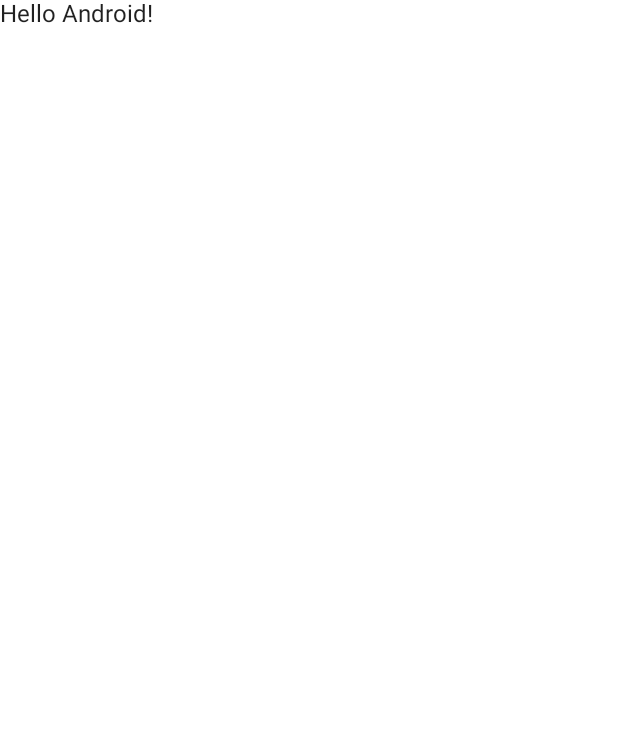
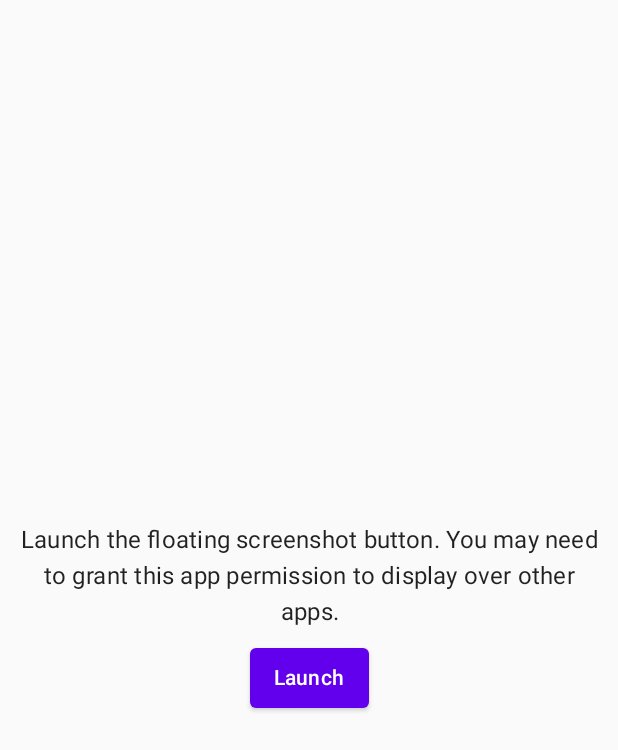
Before and after one commit to alvindizon/FloatingCamera, an Android app built with Jetpack Compose: the screen it shows after launch (MainActivity), on a phone screen of 412 x 824 dp. Before the commit the part shown is almost empty. Shown: the top 750 px of the screen. Run offline under Robolectric (Android 15) with nearby library versions, the phone set to English and light mode, and no system bars.

Commit message:
Add initial screen for launching floating camera
Signed-off-by: Alvin Dizon <alvin.dizon91@gmail.com>

```diff
--- a/app/src/main/AndroidManifest.xml
+++ b/app/src/main/AndroidManifest.xml
@@ -2,6 +2,8 @@
 <manifest xmlns:android="http://schemas.android.com/apk/res/android"
     xmlns:tools="http://schemas.android.com/tools"
     package="com.alvindizon.floatingcamera">
+
+    <uses-permission android:name="android.permission.SYSTEM_ALERT_WINDOW" />
 
     <application
         android:allowBackup="false"
--- a/app/src/main/java/com/alvindizon/floatingcamera/MainActivity.kt
+++ b/app/src/main/java/com/alvindizon/floatingcamera/MainActivity.kt
@@ -3,13 +3,7 @@ package com.alvindizon.floatingcamera
 import android.os.Bundle
 import androidx.activity.ComponentActivity
 import androidx.activity.compose.setContent
-import androidx.compose.foundation.layout.fillMaxSize
-import androidx.compose.material.MaterialTheme
-import androidx.compose.material.Surface
-import androidx.compose.material.Text
-import androidx.compose.runtime.Composable
-import androidx.compose.ui.Modifier
-import androidx.compose.ui.tooling.preview.Preview
+import com.alvindizon.floatingcamera.features.floatingwidget.screens.InitialScreen
 import com.alvindizon.floatingcamera.ui.theme.FloatingCameraTheme
 
 class MainActivity : ComponentActivity() {
@@ -17,27 +11,8 @@ class MainActivity : ComponentActivity() {
         super.onCreate(savedInstanceState)
         setContent {
             FloatingCameraTheme {
-                // A surface container using the 'background' color from the theme
-                Surface(
-                    modifier = Modifier.fillMaxSize(),
-                    color = MaterialTheme.colors.background
-                ) {
-                    Greeting("Android")
-                }
+                InitialScreen()
             }
         }
     }
 }
-
-@Composable
-fun Greeting(name: String) {
-    Text(text = "Hello $name!")
-}
-
-@Preview(showBackground = true)
-@Composable
-fun DefaultPreview() {
-    FloatingCameraTheme {
-        Greeting("Android")
-    }
-}
--- /dev/null
+++ b/app/src/main/java/com/alvindizon/floatingcamera/features/floatingwidget/screens/InitialScreen.kt
@@ -0,0 +1,104 @@
+package com.alvindizon.floatingcamera.features.floatingwidget.screens
+
+import android.content.Intent
+import android.net.Uri
+import android.provider.Settings
+import androidx.compose.foundation.layout.Arrangement
+import androidx.compose.foundation.layout.Box
+import androidx.compose.foundation.layout.Column
+import androidx.compose.foundation.layout.Spacer
+import androidx.compose.foundation.layout.fillMaxSize
+import androidx.compose.foundation.layout.height
+import androidx.compose.foundation.layout.padding
+import androidx.compose.material.AlertDialog
+import androidx.compose.material.Button
+import androidx.compose.material.MaterialTheme
+import androidx.compose.material.Text
+import androidx.compose.material.TextButton
+import androidx.compose.runtime.Composable
+import androidx.compose.runtime.mutableStateOf
+import androidx.compose.runtime.saveable.rememberSaveable
+import androidx.compose.ui.Alignment
+import androidx.compose.ui.Modifier
+import androidx.compose.ui.platform.LocalContext
+import androidx.compose.ui.res.stringResource
+import androidx.compose.ui.text.style.TextAlign
+import androidx.compose.ui.unit.dp
+import com.alvindizon.floatingcamera.R
+
+@Composable
+fun InitialScreen() {
+    val context = LocalContext.current
+
+    val showDialog = rememberSaveable { mutableStateOf(false) }
+    val isPermissionGranted = rememberSaveable { mutableStateOf(false) }
+
+    if (showDialog.value) {
+        PermissionDialog(
+            onDismiss = { showDialog.value = false },
+            onOkClick = {
+                context.startActivity(
+                    Intent(
+                        Settings.ACTION_MANAGE_OVERLAY_PERMISSION,
+                        Uri.parse("package:${context.packageName}")
+                    )
+                )
+            }
+        )
+    }
+
+    Box(modifier = Modifier
+        .fillMaxSize()
+        .padding(8.dp)) {
+        InitialScreenContent(modifier = Modifier.align(Alignment.Center)) {
+            isPermissionGranted.value = Settings.canDrawOverlays(context)
+            // show dialog if app can't draw over other apps
+            showDialog.value = !isPermissionGranted.value
+        }
+    }
+
+}
+
+@Composable
+fun InitialScreenContent(modifier: Modifier = Modifier, onButtonClick: () -> Unit) {
+    Column(
+        modifier = modifier,
+        verticalArrangement = Arrangement.Center,
+        horizontalAlignment = Alignment.CenterHorizontally
+    ) {
+        Text(
+            textAlign = TextAlign.Center,
+            text = stringResource(id = R.string.initial_screen_content_title),
+            style = MaterialTheme.typography.subtitle1
+        )
+        Spacer(modifier = Modifier.height(8.dp))
+        Button(onClick = onButtonClick) {
+            Text(
+                text = stringResource(id = R.string.initial_screen_content_button_msg),
+                style = MaterialTheme.typography.subtitle2
+            )
+        }
+    }
+}
+
+@Composable
+fun PermissionDialog(
+    onDismiss: () -> Unit,
+    onOkClick: () -> Unit
+) {
+    AlertDialog(
+        onDismissRequest = onDismiss,
+        confirmButton = {
+            TextButton(
+                onClick = {
+                    onOkClick.invoke()
+                    onDismiss.invoke()
+                }
+            ) {
+                Text(text = stringResource(id = R.string.initial_screen_button_label))
+            }
+        },
+        title = { Text(text = stringResource(id = R.string.initial_screen_dialog_title)) },
+        text = { Text(text = stringResource(id = R.string.initial_screen_permission_msg)) }
+    )
+}
--- a/app/src/main/res/values/strings.xml
+++ b/app/src/main/res/values/strings.xml
@@ -1,3 +1,8 @@
 <resources>
     <string name="app_name">FloatingCamera</string>
+    <string name="initial_screen_content_title">Launch the floating screenshot button. You may need to grant this app permission to display over other apps.</string>
+    <string name="initial_screen_content_button_msg">Launch</string>
+    <string name="initial_screen_dialog_title">Overlay permissions needed</string>
+    <string name="initial_screen_permission_msg">This app requires permissions to display over other apps. Click on the OK button to go to settings and grant this permission</string>
+    <string name="initial_screen_button_label">Go to settings</string>
 </resources>
```
